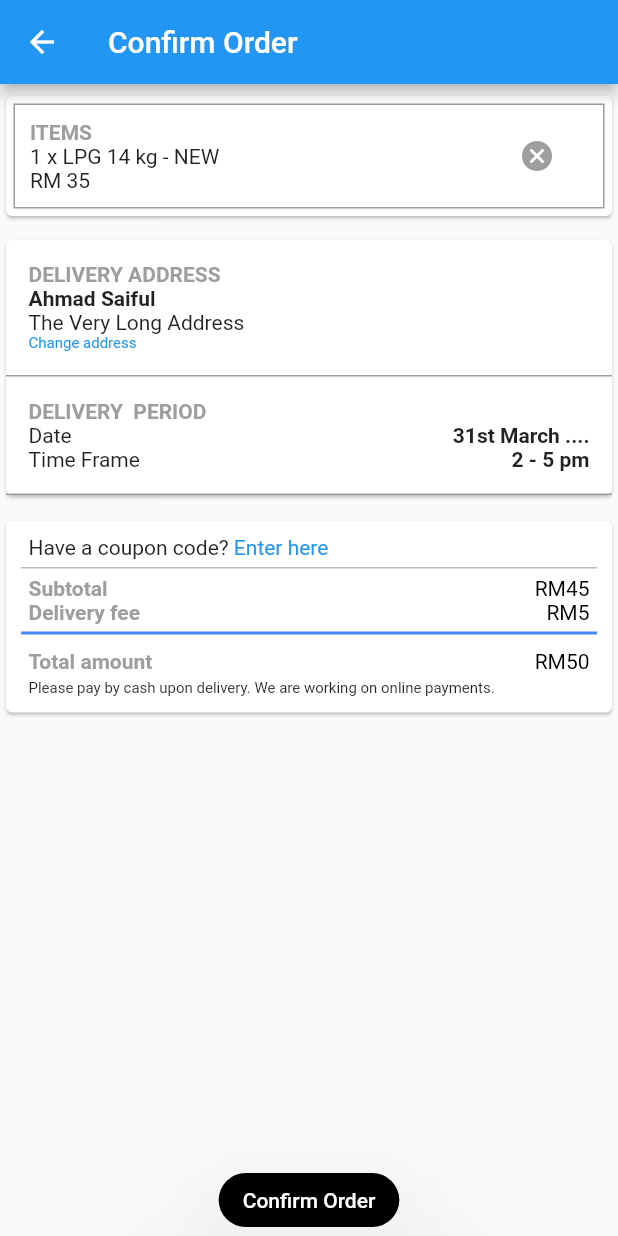
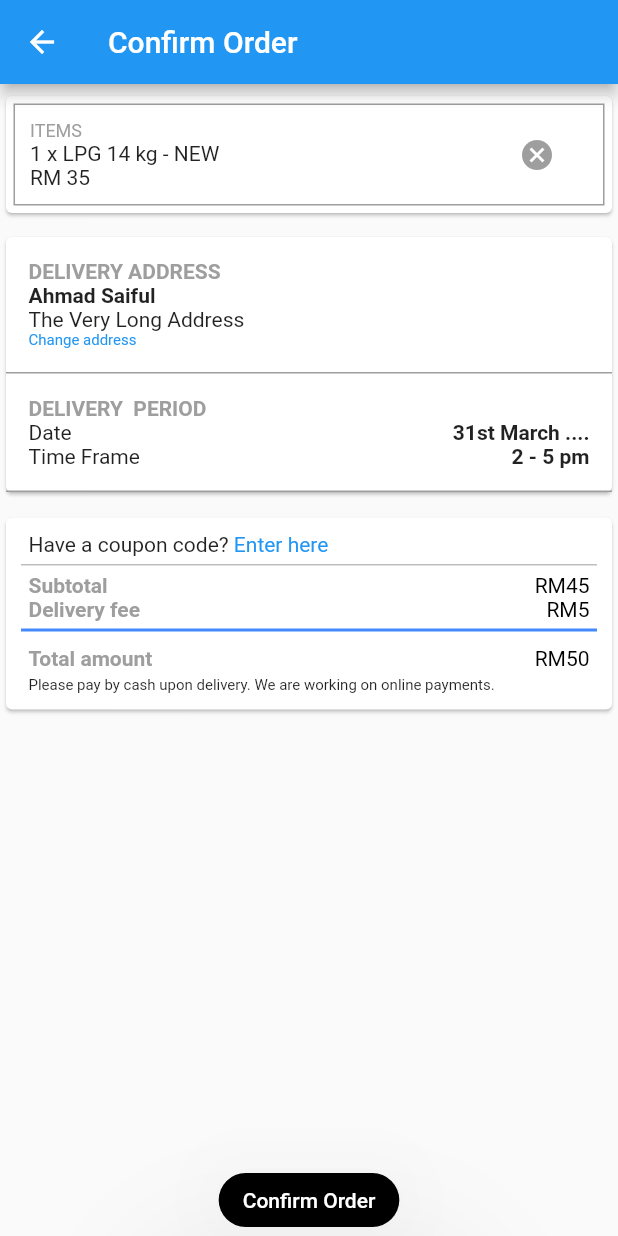
Before and after one commit to aimanuslim/Gas2Go, a Flutter app: the CustomerOrderPage screen opened directly, on a phone screen of 412 x 824 dp. Run offline on Flutter 3.47's test engine with Material 2 defaults, Android fonts, the phone set to English and light mode, and no system bars; Roboto replaces fonts that are missing (Arial).

```diff
--- a/lib/commonelements.dart
+++ b/lib/commonelements.dart
@@ -1,4 +1,5 @@
 import 'package:flutter/material.dart';
+import 'texts.dart';
 
 Widget getLine(
     {color: Colors.black87,
@@ -14,3 +15,41 @@ Widget getLine(
           decoration: BoxDecoration(
               border: Border(bottom: BorderSide(width: width, color: color)))));
 }
+
+Widget getOrderCard(context) {
+  return Padding(
+      padding: EdgeInsets.all(5),
+      child: Container(
+        decoration: new BoxDecoration(border: Border.all(color: Colors.grey)
+            // new Border(top: BorderSide(
+            //   color: Colors.grey
+            // ))
+            ),
+        child: Row(
+          mainAxisAlignment: MainAxisAlignment.spaceBetween,
+          children: <Widget>[
+            Padding(
+              padding: EdgeInsets.all(10),
+              child: Column(
+                crossAxisAlignment: CrossAxisAlignment.start,
+                children: <Widget>[
+                  headerText(string: "Items".toUpperCase()),
+                  Text("1 x LPG 14 kg - NEW"),
+                  Text("RM 35")
+                ],
+              ),
+            ),
+            new FlatButton(
+              child: Icon(
+                Icons.cancel,
+                color: Colors.grey,
+              ),
+              color: Theme.of(context).cardColor,
+              onPressed: () {
+                // Perform some action
+              },
+            )
+          ],
+        ),
+      ));
+}
--- a/lib/customer.dart
+++ b/lib/customer.dart
@@ -1,6 +1,8 @@
 import 'package:flutter/material.dart';
 import 'texts.dart';
+import 'commonelements.dart';
 
+//Screen 12
 class CustomerHomePage extends StatefulWidget {
   @override
   CustomerHomeState createState() {
@@ -227,6 +229,7 @@ class CustomerOrderPage extends StatefulWidget {
   }
 }
 
+//Screen 17
 class CustomerOrderState extends State<CustomerOrderPage> {
   @override
   Widget build(BuildContext context) {
@@ -423,41 +426,3 @@ Widget headerText(text) {
     ),
   );
 }
-
-Widget getOrderCard(context) {
-  return Padding(
-      padding: EdgeInsets.all(5),
-      child: Container(
-        decoration: new BoxDecoration(border: Border.all(color: Colors.grey)
-            // new Border(top: BorderSide(
-            //   color: Colors.grey
-            // ))
-            ),
-        child: Row(
-          mainAxisAlignment: MainAxisAlignment.spaceBetween,
-          children: <Widget>[
-            Padding(
-              padding: EdgeInsets.all(10),
-              child: Column(
-                crossAxisAlignment: CrossAxisAlignment.start,
-                children: <Widget>[
-                  headerText("Items".toUpperCase()),
-                  Text("1 x LPG 14 kg - NEW"),
-                  Text("RM 35")
-                ],
-              ),
-            ),
-            new FlatButton(
-              child: Icon(
-                Icons.cancel,
-                color: Colors.grey,
-              ),
-              color: Theme.of(context).cardColor,
-              onPressed: () {
-                // Perform some action
-              },
-            )
-          ],
-        ),
-      ));
-}
--- a/lib/register.dart
+++ b/lib/register.dart
@@ -8,6 +8,7 @@ import 'package:flutter/material.dart';
 // - Password
 // - Phone number
 
+// Screen 6
 class RegisterUserInfoPage extends StatefulWidget {
   @override
   RegisterUserInfoState createState() {
--- a/lib/transactions.dart
+++ b/lib/transactions.dart
@@ -1,6 +1,8 @@
 import 'package:flutter/material.dart';
 import 'texts.dart';
 
+
+// Screen 20
 class OrderDetailsPage extends StatefulWidget {
   @override
   OrderDetailsState createState() {
```
Also changed, not shown: lib/dealer.dart (+108 -0 lines).
